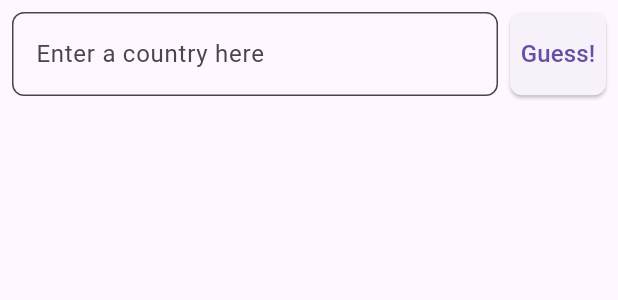
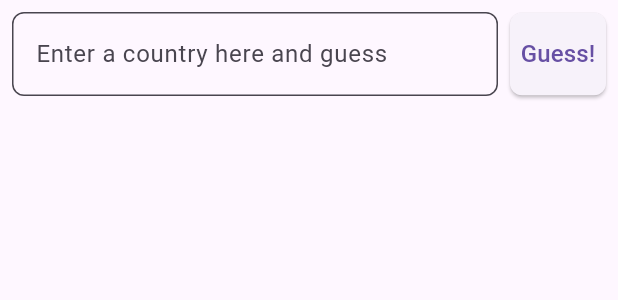
Before and after one commit to oskaripsen/energy-game-UI, a Flutter app: the GuessInputWidget widget shown alone on an empty page, opened directly with empty values, on a phone screen of 412 x 824 dp. Shown: the top 300 px of the screen. Run offline on Flutter 3.47's test engine with Material 3 defaults, Android fonts, the phone set to English and light mode, and no system bars; our stand-ins replace dio, fl_chart; network calls fail.

```diff
--- a/lib/widgets/guess_input_widget.dart
+++ b/lib/widgets/guess_input_widget.dart
@@ -141,7 +141,7 @@ class _GuessInputWidgetState extends State<GuessInputWidget> {
                       child: TextField(
                         controller: _controller,
                         decoration: InputDecoration(
-                          hintText: 'Enter a country here',
+                          hintText: 'Enter a country here and guess',
                           border: OutlineInputBorder(
                             borderRadius: BorderRadius.circular(8),
                           ),
```
